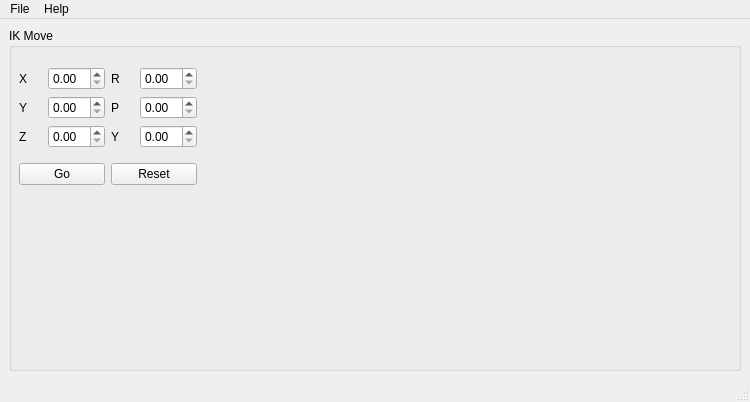
This is prw/src/prw.ui in cuixiongyi/hiveground-ros-pkg as Qt 5 draws it before an edit. The edited form follows.
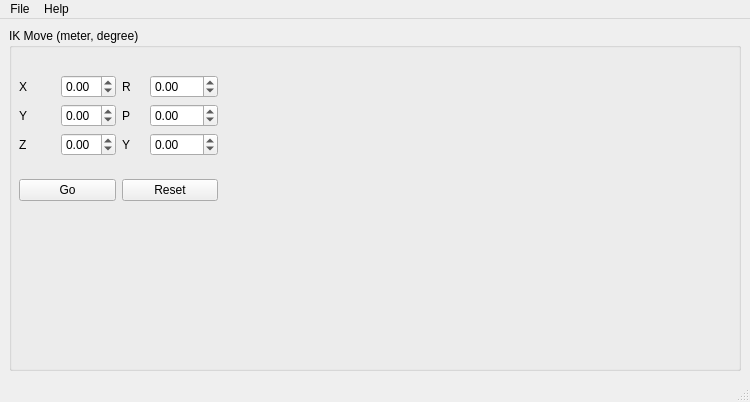
This is the edited form.

Commit message: change UI to reveice input in degree unit

The edit to the form file:
```diff
--- a/prw/src/prw.ui
+++ b/prw/src/prw.ui
@@ -18,18 +18,18 @@
     <item row="0" column="0">
      <widget class="QGroupBox" name="groupBox">
       <property name="title">
-       <string>IK Move</string>
+       <string>IK Move (meter, degree)</string>
       </property>
       <property name="flat">
        <bool>false</bool>
       </property>
-      <widget class="QWidget" name="">
+      <widget class="QWidget" name="layoutWidget">
        <property name="geometry">
         <rect>
          <x>10</x>
          <y>30</y>
-         <width>178</width>
-         <height>138</height>
+         <width>199</width>
+         <height>161</height>
         </rect>
        </property>
        <layout class="QGridLayout" name="gridLayout">
@@ -47,7 +47,17 @@
                </widget>
               </item>
               <item>
-               <widget class="QDoubleSpinBox" name="ik_move_x"/>
+               <widget class="QDoubleSpinBox" name="ik_move_x">
+                <property name="minimum">
+                 <double>-5.000000000000000</double>
+                </property>
+                <property name="maximum">
+                 <double>5.000000000000000</double>
+                </property>
+                <property name="singleStep">
+                 <double>0.100000000000000</double>
+                </property>
+               </widget>
               </item>
              </layout>
             </item>
@@ -61,7 +71,17 @@
                </widget>
               </item>
               <item>
-               <widget class="QDoubleSpinBox" name="ik_move_y"/>
+               <widget class="QDoubleSpinBox" name="ik_move_y">
+                <property name="minimum">
+                 <double>-5.000000000000000</double>
+                </property>
+                <property name="maximum">
+                 <double>5.000000000000000</double>
+                </property>
+                <property name="singleStep">
+                 <double>0.100000000000000</double>
+                </property>
+               </widget>
               </item>
              </layout>
             </item>
@@ -75,7 +95,17 @@
                </widget>
               </item>
               <item>
-               <widget class="QDoubleSpinBox" name="ik_move_z"/>
+               <widget class="QDoubleSpinBox" name="ik_move_z">
+                <property name="minimum">
+                 <double>-5.000000000000000</double>
+                </property>
+                <property name="maximum">
+                 <double>5.000000000000000</double>
+                </property>
+                <property name="singleStep">
+                 <double>0.100000000000000</double>
+                </property>
+               </widget>
               </item>
              </layout>
             </item>
@@ -93,7 +123,17 @@
                </widget>
               </item>
               <item>
-               <widget class="QDoubleSpinBox" name="ik_move_roll"/>
+               <widget class="QDoubleSpinBox" name="ik_move_roll">
+                <property name="minimum">
+                 <double>-360.000000000000000</double>
+                </property>
+                <property name="maximum">
+                 <double>360.000000000000000</double>
+                </property>
+                <property name="singleStep">
+                 <double>0.100000000000000</double>
+                </property>
+               </widget>
               </item>
              </layout>
             </item>
@@ -107,7 +147,17 @@
                </widget>
               </item>
               <item>
-               <widget class="QDoubleSpinBox" name="ik_move_pitch"/>
+               <widget class="QDoubleSpinBox" name="ik_move_pitch">
+                <property name="minimum">
+                 <double>-360.000000000000000</double>
+                </property>
+                <property name="maximum">
+                 <double>360.000000000000000</double>
+                </property>
+                <property name="singleStep">
+                 <double>0.100000000000000</double>
+                </property>
+               </widget>
               </item>
              </layout>
             </item>
@@ -121,7 +171,17 @@
                </widget>
               </item>
               <item>
-               <widget class="QDoubleSpinBox" name="ik_move_yaw"/>
+               <widget class="QDoubleSpinBox" name="ik_move_yaw">
+                <property name="minimum">
+                 <double>-360.000000000000000</double>
+                </property>
+                <property name="maximum">
+                 <double>360.000000000000000</double>
+                </property>
+                <property name="singleStep">
+                 <double>0.100000000000000</double>
+                </property>
+               </widget>
               </item>
              </layout>
             </item>
```
Left out of the diff: 2 changed lines with no effect on the pictures. The commit also changes 2 other files.
